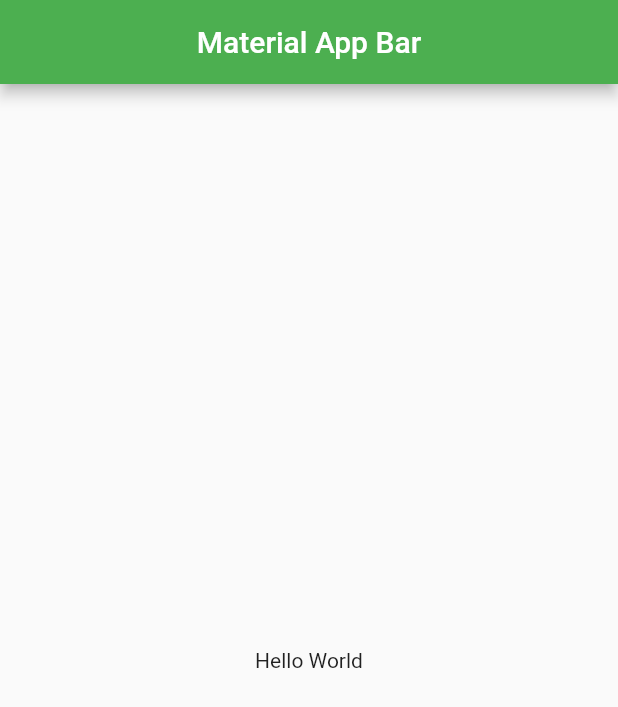
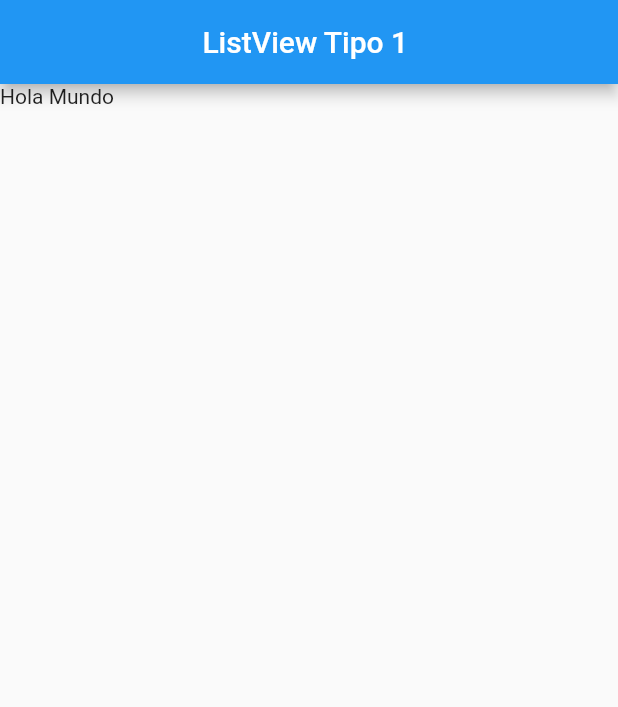
Before and after one commit to maldonadoangel/Componentes-Flutter, a Flutter app: the screen it shows after launch, on a phone screen of 412 x 824 dp. Shown: the top 707 px of the screen. Run offline on Flutter 3.47's test engine with Material 2 defaults, Android fonts, the phone set to English and light mode, and no system bars.

Commit message:
ListView

```diff
--- a/lib/main.dart
+++ b/lib/main.dart
@@ -1,3 +1,4 @@
+import 'package:fl_components/screens/listview1_screen.dart';
 import 'package:flutter/material.dart';
 
 void main() => runApp(MyApp());
@@ -7,19 +8,10 @@ class MyApp extends StatelessWidget {
 
   @override
   Widget build(BuildContext context) {
-    return MaterialApp(
+    return const MaterialApp(
       debugShowCheckedModeBanner: false,
       title: 'Material App',
-      home: Scaffold(
-        appBar: AppBar(
-          title: const Text('Material App Bar'),
-          backgroundColor: Colors.green,
-          centerTitle: true,
-        ),
-        body: const Center(
-          child: Text('Hello World'),
-        ),
-      ),
+      home: Listview1Screen(),
     );
   }
 }
--- /dev/null
+++ b/lib/screens/listview1_screen.dart
@@ -0,0 +1,19 @@
+import 'package:flutter/material.dart';
+
+class Listview1Screen extends StatelessWidget {
+  const Listview1Screen({Key? key}) : super(key: key);
+
+  @override
+  Widget build(BuildContext context) {
+    return Scaffold(
+        appBar: AppBar(
+          title: const Text('ListView Tipo 1 '),
+          centerTitle: true,
+        ),
+        body: ListView(
+          children: const [
+            Text('Hola Mundo'),
+          ],
+        ));
+  }
+}
```
